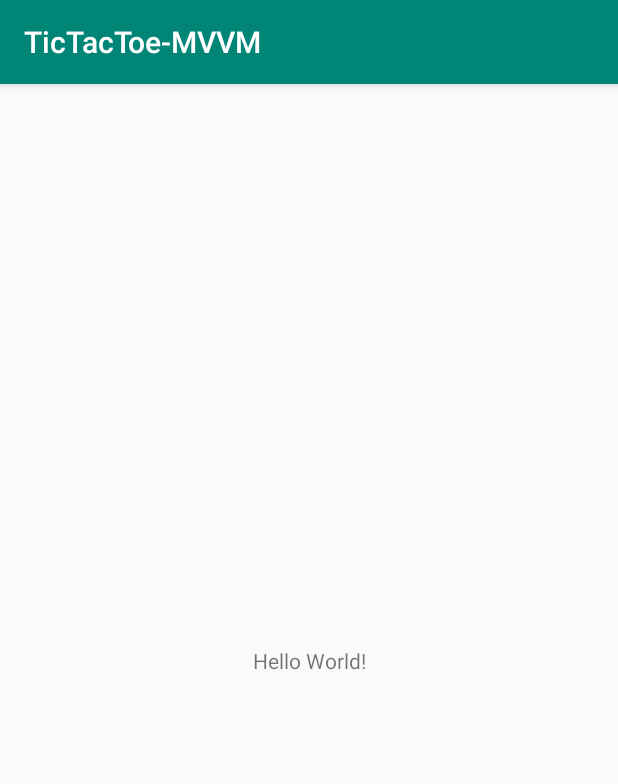
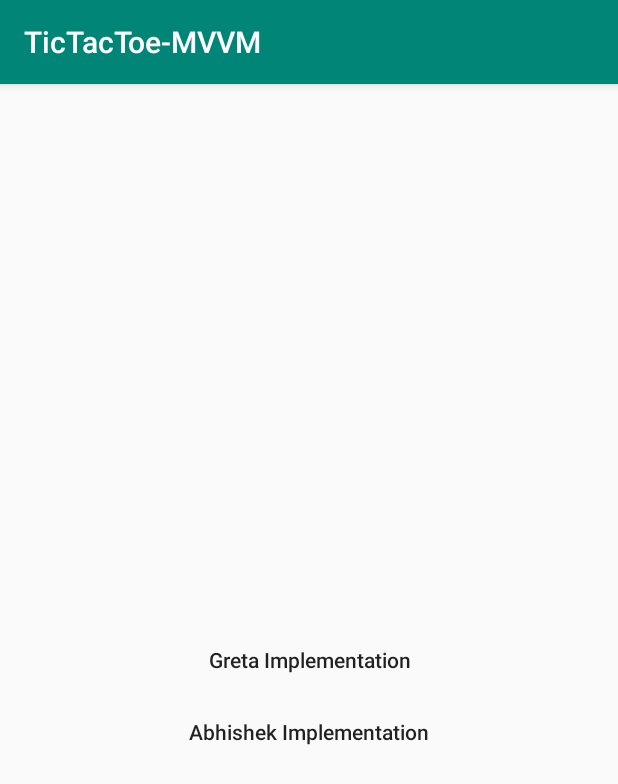
Before and after one commit to rajtheinnovator/TicTacToeMVVM, an Android app: the screen it shows after launch (MainActivity), on a phone screen of 412 x 824 dp. Shown: the top 784 px of the screen. Run offline under Robolectric (Android 15) with nearby library versions, the phone set to English and light mode, and no system bars.

Commit message:
Merged game implementation by Greta and Abhishek

```diff
--- a/app/src/main/AndroidManifest.xml
+++ b/app/src/main/AndroidManifest.xml
@@ -1,6 +1,6 @@
 <?xml version="1.0" encoding="utf-8"?>
 <manifest xmlns:android="http://schemas.android.com/apk/res/android"
-          package="com.enpassio.tictactoe_mvvm">
+          xmlns:tools="http://schemas.android.com/tools" package="com.enpassio.tictactoe_mvvm">
 
     <application
             android:allowBackup="true"
@@ -8,7 +8,7 @@
             android:label="@string/app_name"
             android:roundIcon="@mipmap/ic_launcher_round"
             android:supportsRtl="true"
-            android:theme="@style/AppTheme">
+            android:theme="@style/AppTheme" tools:ignore="AllowBackup,GoogleAppIndexingWarning">
         <activity android:name=".MainActivity">
             <intent-filter>
                 <action android:name="android.intent.action.MAIN"/>
@@ -16,6 +16,8 @@
                 <category android:name="android.intent.category.LAUNCHER"/>
             </intent-filter>
         </activity>
+        <activity android:name="com.enpassio.tictactoe_mvvm.mvvm_implementation_by_greta.view.GameActivity"/>
+        <activity android:name=".mvvm_implementation_by_abhi.view.GameActivityAbhishek"/>
     </application>
 
 </manifest>
--- a/app/src/main/java/com/enpassio/tictactoe_mvvm/MainActivity.kt
+++ b/app/src/main/java/com/enpassio/tictactoe_mvvm/MainActivity.kt
@@ -1,12 +1,20 @@
 package com.enpassio.tictactoe_mvvm
 
+import android.content.Intent
 import android.os.Bundle
 import android.support.v7.app.AppCompatActivity
+import android.widget.Button
+import com.enpassio.tictactoe_mvvm.mvvm_implementation_by_abhi.view.GameActivityAbhishek
+import com.enpassio.tictactoe_mvvm.mvvm_implementation_by_greta.view.GameActivity
 
 class MainActivity : AppCompatActivity() {
 
     override fun onCreate(savedInstanceState: Bundle?) {
         super.onCreate(savedInstanceState)
         setContentView(R.layout.abhishek_activity_main)
+        val buttonGreta: Button = findViewById(R.id.button_greta_example)
+        buttonGreta.setOnClickListener { startActivity(Intent(this, GameActivity::class.java)) }
+        val buttonAbhishek: Button = findViewById(R.id.button_abhishek_example)
+        buttonAbhishek.setOnClickListener { startActivity(Intent(this, GameActivityAbhishek::class.java)) }
     }
 }
--- a/app/src/main/java/com/enpassio/tictactoe_mvvm/model/Cell.kt
+++ b/app/src/main/java/com/enpassio/tictactoe_mvvm/mvvm_implementation_by_greta/model/Cell.kt
@@ -1,6 +1,6 @@
-package com.enpassio.tictactoe_mvvm.model
+package com.enpassio.tictactoe_mvvm.mvvm_implementation_by_greta.model
 
-import com.enpassio.tictactoe_mvvm.utilities.StringUtility
+import com.enpassio.tictactoe_mvvm.mvvm_implementation_by_greta.utilities.StringUtility
 
 /**
  * Created by Greta Grigutė on 2018-10-25.
--- a/app/src/main/java/com/enpassio/tictactoe_mvvm/model/Game.kt
+++ b/app/src/main/java/com/enpassio/tictactoe_mvvm/mvvm_implementation_by_greta/model/Game.kt
@@ -1,8 +1,8 @@
-package com.enpassio.tictactoe_mvvm.model
+package com.enpassio.tictactoe_mvvm.mvvm_implementation_by_greta.model
 
 import android.arch.lifecycle.MutableLiveData
 import android.util.Log
-import com.enpassio.tictactoe_mvvm.utilities.StringUtility.isNullOrEmpty
+import com.enpassio.tictactoe_mvvm.mvvm_implementation_by_greta.utilities.StringUtility.isNullOrEmpty
 
 
 /**
--- a/app/src/main/java/com/enpassio/tictactoe_mvvm/model/Player.kt
+++ b/app/src/main/java/com/enpassio/tictactoe_mvvm/mvvm_implementation_by_greta/model/Player.kt
@@ -1,4 +1,4 @@
-package com.enpassio.tictactoe_mvvm.model
+package com.enpassio.tictactoe_mvvm.mvvm_implementation_by_greta.model
 
 /**
  * Created by Greta Grigutė on 2018-10-25.
--- a/app/src/main/java/com/enpassio/tictactoe_mvvm/utilities/StringUtility.kt
+++ b/app/src/main/java/com/enpassio/tictactoe_mvvm/mvvm_implementation_by_greta/utilities/StringUtility.kt
@@ -1,4 +1,4 @@
-package com.enpassio.tictactoe_mvvm.utilities
+package com.enpassio.tictactoe_mvvm.mvvm_implementation_by_greta.utilities
 
 /**
  * Created by Greta Grigutė on 2018-10-25.
--- a/app/src/main/java/com/enpassio/tictactoe_mvvm/view/GameBeginDialog.kt
+++ b/app/src/main/java/com/enpassio/tictactoe_mvvm/mvvm_implementation_by_greta/view/GameBeginDialog.kt
@@ -1,4 +1,4 @@
-package com.enpassio.tictactoe_mvvm.view
+package com.enpassio.tictactoe_mvvm.mvvm_implementation_by_greta.view
 
 import android.app.Dialog
 import android.os.Build
--- a/app/src/main/java/com/enpassio/tictactoe_mvvm/view/GameEndDialog.kt
+++ b/app/src/main/java/com/enpassio/tictactoe_mvvm/mvvm_implementation_by_greta/view/GameEndDialog.kt
@@ -1,13 +1,13 @@
-package com.enpassio.tictactoe_mvvm.view
+package com.enpassio.tictactoe_mvvm.mvvm_implementation_by_greta.view
 
 
 import android.app.Dialog
-import android.widget.TextView
-import android.view.LayoutInflater
 import android.os.Bundle
 import android.support.v4.app.DialogFragment
 import android.support.v7.app.AlertDialog
+import android.view.LayoutInflater
 import android.view.View
+import android.widget.TextView
 import com.enpassio.tictactoe_mvvm.R
 
 
--- a/app/src/main/res/layout/abhishek_activity_main.xml
+++ b/app/src/main/res/layout/abhishek_activity_main.xml
@@ -1,19 +1,26 @@
 <?xml version="1.0" encoding="utf-8"?>
-<android.support.constraint.ConstraintLayout
+<RelativeLayout
         xmlns:android="http://schemas.android.com/apk/res/android"
         xmlns:tools="http://schemas.android.com/tools"
-        xmlns:app="http://schemas.android.com/apk/res-auto"
         android:layout_width="match_parent"
         android:layout_height="match_parent"
         tools:context=".MainActivity">
 
-    <TextView
+    <Button
+            android:id="@+id/button_greta_example"
+            android:text="Greta Implementation"
             android:layout_width="wrap_content"
             android:layout_height="wrap_content"
-            android:text="Hello World!"
-            app:layout_constraintBottom_toBottomOf="parent"
-            app:layout_constraintLeft_toLeftOf="parent"
-            app:layout_constraintRight_toRightOf="parent"
-            app:layout_constraintTop_toTopOf="parent"/>
-
-</android.support.constraint.ConstraintLayout>
+            android:textAllCaps="false"
+            android:background="@null"
+            android:layout_centerInParent="true"/>
+    <Button
+            android:id="@+id/button_abhishek_example"
+            android:text="Abhishek Implementation"
+            android:layout_width="wrap_content"
+            android:layout_height="wrap_content"
+            android:textAllCaps="false"
+            android:background="@null"
+            android:layout_below="@id/button_greta_example"
+            android:layout_centerHorizontal="true"/>
+</RelativeLayout>
--- a/app/src/main/res/layout/activity_game.xml
+++ b/app/src/main/res/layout/activity_game.xml
@@ -5,7 +5,7 @@
     <data>
         <variable
                 name="gameViewModel"
-                type="com.enpassio.tictactoe_mvvm.viewmodel.GameViewModel" />
+                type="com.enpassio.tictactoe_mvvm.mvvm_implementation_by_greta.viewmodel.GameViewModel"/>
     </data>
 
     <android.support.v7.widget.GridLayout
```
Also changed, not shown: app/src/main/java/com/enpassio/tictactoe_mvvm/mvvm_implementation_by_greta/view/GameActivity.kt (renamed from app/src/main/java/com/enpassio/tictactoe_mvvm/view/GameActivity.kt, +6 -8 lines), app/src/main/java/com/enpassio/tictactoe_mvvm/mvvm_implementation_by_greta/viewmodel/GameViewModel.kt (renamed from app/src/main/java/com/enpassio/tictactoe_mvvm/viewmodel/GameViewModel.kt, +5 -5 lines).
